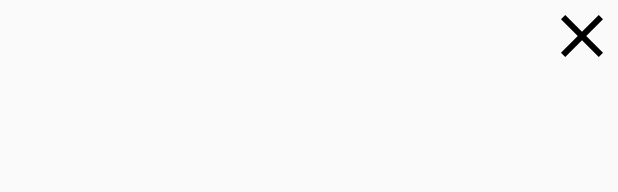
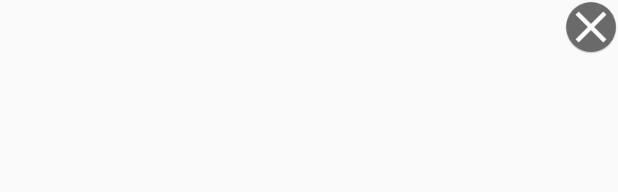
Before and after one commit to Mr93/DemoNoteTraining, an Android app: the layout item_image_grid_view_edit_note.xml on its own in the app's theme, with its tools: preview values and no code run, on a phone screen of 412 x 824 dp. Shown: the top 192 px of the screen. Run offline under Robolectric (Android 15) with nearby library versions, the phone set to English and light mode, and no system bars.

Commit message:
doing image function

```diff
--- a/app/src/main/java/com/example/anhnd2/demonotetraining/beans/NoteItem.java
+++ b/app/src/main/java/com/example/anhnd2/demonotetraining/beans/NoteItem.java
@@ -8,6 +8,7 @@ import android.os.Parcelable;
 import com.example.anhnd2.demonotetraining.R;
 import com.example.anhnd2.demonotetraining.application.MyApplication;
 
+import java.util.ArrayList;
 import java.util.BitSet;
 import java.util.Date;
 import java.util.List;
@@ -23,7 +24,7 @@ public class NoteItem implements Parcelable {
 	public String content = MyApplication.getContext().getString(R.string.default_content);
 	public Date createdTime = new Date(System.currentTimeMillis());
 	public int colorId = MyApplication.getContext().getResources().getColor(R.color.colorYellow);
-	public List<String> bitmapPathList;
+	public List<String> bitmapPathList = new ArrayList<>();
 	public Date alarmTime;
 
 
--- a/app/src/main/java/com/example/anhnd2/demonotetraining/interfaces/MvpEdit.java
+++ b/app/src/main/java/com/example/anhnd2/demonotetraining/interfaces/MvpEdit.java
@@ -26,7 +26,7 @@ public interface MvpEdit {
 
 		void updateColor(int colorId);
 
-		void updateImage(List<String> bitmapPathList);
+		void updateImage(String imagePath);
 
 		void updateAlarm(Date date);
 
--- a/app/src/main/java/com/example/anhnd2/demonotetraining/presenters/EditPresenter.java
+++ b/app/src/main/java/com/example/anhnd2/demonotetraining/presenters/EditPresenter.java
@@ -105,8 +105,8 @@ public class EditPresenter implements MvpEdit.ProvidedPresenter, MvpEdit.Require
 	}
 
 	@Override
-	public void updateImage(List<String> bitmapPathList) {
-		this.noteItem.bitmapPathList = bitmapPathList;
+	public void updateImage(String imagePath) {
+		this.noteItem.bitmapPathList.add(imagePath);
 		saveData();
 	}
 
--- a/app/src/main/res/layout/activity_edit.xml
+++ b/app/src/main/res/layout/activity_edit.xml
@@ -26,6 +26,7 @@
                 android:layout_width="match_parent"
                 android:layout_height="match_parent"
                 android:gravity="center"
+                android:columnWidth="100dp"
                 android:numColumns="auto_fit"
                 android:stretchMode="columnWidth"/>
 
--- a/app/src/main/res/layout/item_image_grid_view_edit_note.xml
+++ b/app/src/main/res/layout/item_image_grid_view_edit_note.xml
@@ -1,21 +1,25 @@
 <?xml version="1.0" encoding="utf-8"?>
 <RelativeLayout xmlns:android="http://schemas.android.com/apk/res/android"
-                android:layout_width="match_parent"
-                android:layout_height="match_parent"
+                android:layout_width="wrap_content"
+                android:layout_height="wrap_content"
                 xmlns:app="http://schemas.android.com/apk/res-auto">
 
     <ImageView
         android:id="@+id/image_content"
-        android:layout_width="match_parent"
-        android:layout_height="match_parent"/>
+        android:layout_width="100dp"
+        android:layout_height="100dp"
+        android:layout_centerInParent="true"
+        android:scaleType="centerCrop"
+        android:layout_marginTop="@dimen/height_icon_delete_image"/>
 
     <ImageView
         android:id="@+id/icon_delete_image"
         android:layout_width="@dimen/height_icon_delete_image"
         android:layout_height="@dimen/height_icon_delete_image"
-        app:srcCompat="@drawable/ic_clear_black_24dp"
+        app:srcCompat="@mipmap/ic_delete_image"
         android:layout_alignParentTop="true"
         android:layout_alignParentRight="true"
-        android:layout_alignParentEnd="true"/>
+        android:layout_alignParentEnd="true"
+        android:cropToPadding="true"/>
 
 </RelativeLayout>
--- a/app/src/main/res/values/dimens.xml
+++ b/app/src/main/res/values/dimens.xml
@@ -18,7 +18,7 @@
     <dimen name="text_size_alarm_edit_activity">20sp</dimen>
 
     <dimen name="size_grid_view_color_item">64dp</dimen>
-    <dimen name="height_icon_delete_image">48dp</dimen>
+    <dimen name="height_icon_delete_image">36dp</dimen>
 
 
 
--- /dev/null
+++ b/app/src/main/res/xml/file_paths.xml
@@ -0,0 +1,6 @@
+<?xml version="1.0" encoding="utf-8"?>
+<paths xmlns:android="http://schemas.android.com/apk/res/android">
+    <external-path
+        name="my_images"
+        path="Android/data/com.example.anhnd2.demonotetraining/files/Pictures"/>
+</paths>
```
Also changed, not shown: app/src/main/AndroidManifest.xml (+19 -0 lines), app/src/main/java/com/example/anhnd2/demonotetraining/activities/EditActivity.java (+50 -11 lines), app/src/main/java/com/example/anhnd2/demonotetraining/adapters/ShowImageOfNoteAdapter.java (+29 -14 lines), app/src/main/java/com/example/anhnd2/demonotetraining/utils/DbHelper.java (+9 -6 lines), app/src/main/java/com/example/anhnd2/demonotetraining/utils/Utils.java (+40 -1 lines), app/src/main/ic_delete_image-web.png (added), app/src/main/res/mipmap-hdpi/ic_delete_image.png (added), app/src/main/res/mipmap-mdpi/ic_delete_image.png (added), app/src/main/res/mipmap-xhdpi/ic_delete_image.png (added), app/src/main/res/mipmap-xxhdpi/ic_delete_image.png (added), app/src/main/res/mipmap-xxxhdpi/ic_delete_image.png (added).
